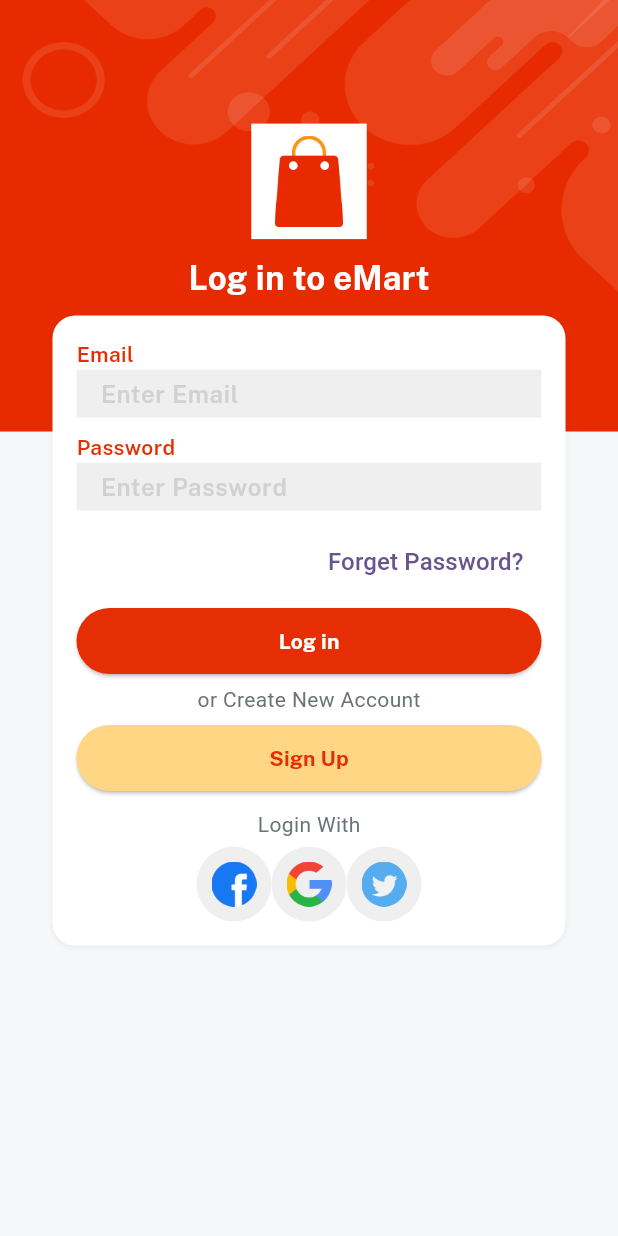
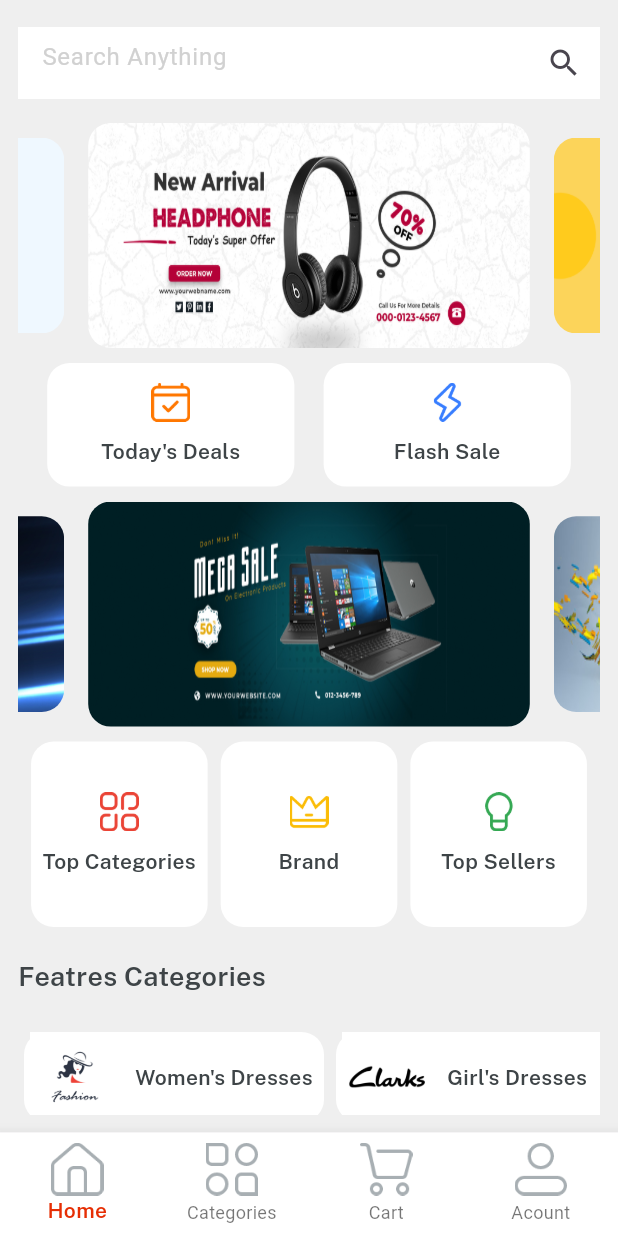
Before and after one commit to DipeshC1707/emart, a Flutter app: the screen it shows after launch, after a tap on "Log in", on a phone screen of 412 x 824 dp. Run offline on Flutter 3.47's test engine with Material 2 defaults, Android fonts, the phone set to English and light mode, and no system bars; drawn by our look-alikes of velocity_x; our stand-ins replace get.

Commit message:
second commit

```diff
--- a/lib/consts/lists.dart
+++ b/lib/consts/lists.dart
@@ -1,3 +1,41 @@
 import 'package:e_mart/consts/consts.dart';
 
 const socialIconList = [icFacebookLogo, icGoogleLogo, icTwitterLogo];
+
+const sliderlist = [imgSlider1, imgSlider2, imgSlider3, imgSlider4];
+
+const secsliderlist = [imgSs1, imgSs2, imgSs3, imgSs4];
+
+const featureImages = [
+  [imgS1, imgS2, imgS3],
+  [imgS4, imgS5, imgS6]
+];
+
+const featureHeadings = [
+  ["Women's Dresses", "Girl's Dresses", "Girl's Watches"],
+  ["Boy's Glasses", "Mobile Phones", "T-shirts"]
+];
+
+const categoryList = [
+  womenClothing,
+  menClothing,
+  compaccess,
+  automobile,
+  kidtoys,
+  sports,
+  jewellary,
+  cellphone,
+  furniture
+];
+
+const categoryImages = [
+  imgFc1,
+  imgFc8,
+  imgFc2,
+  imgFc3,
+  imgFc4,
+  imgFc5,
+  imgFc7,
+  imgFc6,
+  imgFc9,
+  ];
--- /dev/null
+++ b/lib/controllers/homecontroller.dart
@@ -0,0 +1,5 @@
+import 'package:get/get.dart';
+
+class HomeController extends GetxController {
+  var curnavindex = 0.obs;
+}
--- a/lib/main.dart
+++ b/lib/main.dart
@@ -15,6 +15,7 @@ class MyApp extends StatelessWidget {
   Widget build(BuildContext context) {
     return GetMaterialApp(
       title: 'Flutter Demo',
+      debugShowCheckedModeBanner: false,
       theme: ThemeData(
         // This is the theme of your application.
         //
--- a/lib/views/auth_sceen/LoginScreen.dart
+++ b/lib/views/auth_sceen/LoginScreen.dart
@@ -2,6 +2,7 @@ import 'package:e_mart/consts/colors.dart';
 import 'package:e_mart/consts/consts.dart';
 import 'package:e_mart/consts/lists.dart';
 import 'package:e_mart/views/auth_sceen/SignupScreen.dart';
+import 'package:e_mart/views/home_screen/Home.dart';
 import 'package:e_mart/widgets/bgwidget.dart';
 import 'package:e_mart/widgets/button.dart';
 import 'package:e_mart/widgets/textfield.dart';
@@ -12,13 +13,14 @@ import '../../widgets/applogowidget.dart';
 
 class LoginScreen extends StatelessWidget {
   const LoginScreen({super.key});
-  static const ok = "Log in";
 
   @override
   Widget build(BuildContext context) {
     return Scaffold(
       resizeToAvoidBottomInset: false,
-      body: bgWidget(
+      body: SingleChildScrollView(
+        physics: const BouncingScrollPhysics(),
+        child: bgWidget(
             child: Center(
                 child: Column(children: [
           (context.screenHeight * 0.1).heightBox,
@@ -40,10 +42,9 @@ class LoginScreen extends StatelessWidget {
                   color: redColor,
                   textcolor: whiteColor,
                   title: "Log in",
-                    onpress: () {})
-                .box
-                .width(context.screenWidth - 50)
-                .make(),
+                  onpress: () {
+                    Get.to(() => const Home());
+                  }).box.width(context.screenWidth - 50).make(),
               5.heightBox,
               "or Create New Account".text.color(fontGrey).make(),
               5.heightBox,
@@ -81,6 +82,7 @@ class LoginScreen extends StatelessWidget {
               .shadowSm
               .make(),
         ]))),
+      ),
     );
   }
 }
--- /dev/null
+++ b/lib/views/home_screen/Home.dart
@@ -0,0 +1,59 @@
+import 'package:e_mart/consts/consts.dart';
+import 'package:e_mart/controllers/homecontroller.dart';
+import 'package:e_mart/views/cart_screen/Cartscreen.dart';
+import 'package:e_mart/views/category_screen/Categoryscreen.dart';
+import 'package:e_mart/views/home_screen/Homescreen.dart';
+import 'package:e_mart/views/profile_screen/Profilescreen.dart';
+import 'package:flutter/foundation.dart';
+import 'package:flutter/material.dart';
+import 'package:get/get.dart';
+
+class Home extends StatelessWidget {
+  const Home({super.key});
+
+  @override
+  Widget build(BuildContext context) {
+    var controller = Get.put(HomeController());
+
+    var navbarItem = [
+      BottomNavigationBarItem(
+          icon: Image.asset(icHome, width: 35), label: "Home"),
+      BottomNavigationBarItem(
+          icon: Image.asset(icCategories, width: 35), label: "Categories"),
+      BottomNavigationBarItem(
+          icon: Image.asset(icCart, width: 35), label: "Cart"),
+      BottomNavigationBarItem(
+          icon: Image.asset(icProfile, width: 35), label: "Acount"),
+    ];
+
+    var navbody = [
+      const HomeScreen(),
+      const CategoryScreen(),
+      const CartScreen(),
+      const ProfileScreen(),
+    ];
+
+    return Scaffold(
+      body: Column(
+        children: [
+          Obx(() => (Expanded(
+                child: navbody.elementAt(controller.curnavindex.value),
+              ))),
+        ],
+      ),
+      bottomNavigationBar: Obx(
+        () => BottomNavigationBar(
+          currentIndex: controller.curnavindex.value,
+          items: navbarItem,
+          selectedItemColor: redColor,
+          selectedLabelStyle: const TextStyle(
+            fontFamily: semibold,
+          ),
+          type: BottomNavigationBarType.fixed,
+          backgroundColor: whiteColor,
+          onTap: ((value) => {controller.curnavindex.value = value}),
+        ),
+      ),
+    );
+  }
+}
--- /dev/null
+++ b/lib/views/home_screen/Homescreen.dart
@@ -0,0 +1,229 @@
+import 'package:e_mart/consts/colors.dart';
+import 'package:e_mart/consts/consts.dart';
+import 'package:e_mart/consts/lists.dart';
+import 'package:e_mart/widgets/featured_button.dart';
+import 'package:e_mart/widgets/home_button.dart';
+import 'package:flutter/material.dart';
+
+class HomeScreen extends StatelessWidget {
+  const HomeScreen({super.key});
+
+  @override
+  Widget build(BuildContext context) {
+    return Container(
+      padding: const EdgeInsets.all(12),
+      color: lightGrey,
+      width: context.screenWidth,
+      height: context.screenHeight,
+      child: SafeArea(
+          child: Column(
+        children: [
+          Container(
+            alignment: Alignment.center,
+            height: 60,
+            color: lightGrey,
+            child: TextFormField(
+              decoration: const InputDecoration(
+                  border: InputBorder.none,
+                  suffixIcon: Icon(Icons.search),
+                  filled: true,
+                  fillColor: whiteColor,
+                  hintText: "Search Anything",
+                  hintStyle: TextStyle(color: textfieldGrey)),
+            ),
+          ),
+          10.heightBox,
+          Expanded(
+            child: SingleChildScrollView(
+              physics: const BouncingScrollPhysics(),
+              child: Column(children: [
+                VxSwiper.builder(
+                  aspectRatio: 16 / 9,
+                  autoPlay: true,
+                  height: 150,
+                  enlargeCenterPage: true,
+                  itemCount: sliderlist.length,
+                  itemBuilder: (context, index) {
+                    return Image.asset(sliderlist[index], fit: BoxFit.fill)
+                        .box
+                        .rounded
+                        .clip(Clip.antiAlias)
+                        .margin(const EdgeInsets.symmetric(horizontal: 8))
+                        .make();
+                  },
+                ),
+                10.heightBox,
+                Row(
+                  mainAxisAlignment: MainAxisAlignment.spaceEvenly,
+                  children: List.generate(
+                      2,
+                      (index) => HomeButton(
+                            icon: index == 0 ? icTodaysDeal : icFlashDeal,
+                            width: context.screenWidth / 2.5,
+                            height: context.screenHeight * 0.1,
+                            title: index == 0 ? "Today's Deals" : "Flash Sale",
+                          )),
+                ),
+                10.heightBox,
+                VxSwiper.builder(
+                  aspectRatio: 16 / 9,
+                  autoPlay: true,
+                  height: 150,
+                  enlargeCenterPage: true,
+                  itemCount: secsliderlist.length,
+                  itemBuilder: (context, index) {
+                    return Image.asset(secsliderlist[index], fit: BoxFit.fill)
+                        .box
+                        .rounded
+                        .clip(Clip.antiAlias)
+                        .margin(const EdgeInsets.symmetric(horizontal: 8))
+                        .make();
+                  },
+                ),
+                10.heightBox,
+                Row(
+                  mainAxisAlignment: MainAxisAlignment.spaceEvenly,
+                  children: List.generate(
+                      3,
+                      (index) => HomeButton(
+                            icon: index == 0
+                                ? icTopCategories
+                                : index == 2
+                                    ? icBrands
+                                    : icTopSeller,
+                            width: context.screenWidth / 3.5,
+                            height: context.screenHeight * 0.15,
+                            title: index == 0
+                                ? "Top Categories"
+                                : index == 1
+                                    ? "Brand"
+                                    : "Top Sellers",
+                          )),
+                ),
+                20.heightBox,
+                Align(
+                    alignment: Alignment.centerLeft,
+                    child: "Featres Categories"
+                        .text
+                        .color(darkFontGrey)
+                        .size(18)
+                        .fontFamily(semibold)
+                        .make()),
+                20.heightBox,
+                SingleChildScrollView(
+                  scrollDirection: Axis.horizontal,
+                  child: Column(children: [
+                    Row(
+                      children: List.generate(
+                          3,
+                          (j) => FeaturedButton(
+                              icon: featureImages[0][j],
+                              title: featureHeadings[0][j])),
+                    ),
+                    Row(
+                      children: List.generate(
+                          3,
+                          (j) => FeaturedButton(
+                              icon: featureImages[1][j],
+                              title: featureHeadings[1][j])),
+                    ),
+                  ]),
+                ),
+                20.heightBox,
+                Container(
+                  padding: const EdgeInsets.all(12),
+                  width: double.infinity,
+                  decoration: const BoxDecoration(color: redColor),
+                  child: Column(children: [
+                    "Featured Products"
+                        .text
+                        .white
+                        .fontFamily(bold)
+                        .size(18)
+                        .make(),
+                    10.heightBox,
+                    SingleChildScrollView(
+                      scrollDirection: Axis.horizontal,
+                      child: Row(
+                        children: List.generate(
+                            6,
+                            (index) => Column(
+                                  children: [
+                                    Image.asset(
+                                      imgP1,
+                                      width: 150,
+                                      fit: BoxFit.cover,
+                                    ),
+                                    10.heightBox,
+                                    "Laptop 4GB/64GB"
+                                        .text
+                                        .color(darkFontGrey)
+                                        .fontFamily(semibold)
+                                        .make(),
+                                    10.heightBox,
+                                    "44,999 ₹"
+                                        .text
+                                        .color(redColor)
+                                        .fontFamily(semibold)
+                                        .make()
+                                  ],
+                                )
+                                    .box
+                                    .white
+                                    .rounded
+                                    .margin(const EdgeInsets.symmetric(
+                                        horizontal: 10))
+                                    .padding(const EdgeInsets.all(8))
+                                    .make()),
+                      ),
+                    )
+                  ]),
+                ),
+                25.heightBox,
+                GridView.builder(
+                  physics: const NeverScrollableScrollPhysics(),
+                  shrinkWrap: true,
+                  itemCount: 6,
+                  gridDelegate: const SliverGridDelegateWithFixedCrossAxisCount(
+                      crossAxisCount: 2,
+                      mainAxisSpacing: 10,
+                      crossAxisSpacing: 10,
+                      mainAxisExtent: 250),
+                  itemBuilder: (context, index) {
+                    return Column(
+                      crossAxisAlignment: CrossAxisAlignment.center,
+                      children: [
+                        Image.asset(
+                          imgP5,
+                          width: 150,
+                          fit: BoxFit.cover,
+                        ),
+                        const Spacer(),
+                        "Laptop 4GB/64GB"
+                            .text
+                            .color(darkFontGrey)
+                            .fontFamily(semibold)
+                            .make(),
+                        10.heightBox,
+                        "44,999 ₹"
+                            .text
+                            .color(redColor)
+                            .fontFamily(semibold)
+                            .make()
+                      ],
+                    )
+                        .box
+                        .white
+                        .rounded
+                        .padding(const EdgeInsets.all(8))
+                        .make();
+                  },
+                )
+              ]),
+            ),
+          ),
+        ],
+      )),
+    );
+  }
+}
--- a/lib/widgets/bgwidget.dart
+++ b/lib/widgets/bgwidget.dart
@@ -5,6 +5,6 @@ Widget bgWidget({Widget? child}) {
   return Container(
     decoration: const BoxDecoration(
         image: DecorationImage(image: AssetImage(imgBackground),fit: BoxFit.fill)),
-    child: child,
+        child: child,
   );
 }
--- /dev/null
+++ b/lib/widgets/featured_button.dart
@@ -0,0 +1,12 @@
+import 'package:e_mart/consts/consts.dart';
+import 'package:flutter/material.dart';
+
+Widget FeaturedButton({String?title,icon}) {
+  return Row(
+    children: [
+      Image.asset(icon,width: 60,fit:BoxFit.fill),
+      10.widthBox,
+      title!.text.fontFamily(semibold).color(darkFontGrey).make(),
+    ],
+  ).box.white.rounded.width(200).padding(const EdgeInsets.symmetric(horizontal: 4)).margin(const EdgeInsets.all(4)).make();
+}
--- /dev/null
+++ b/lib/widgets/home_button.dart
@@ -0,0 +1,13 @@
+import 'package:e_mart/consts/consts.dart';
+import 'package:flutter/material.dart';
+
+Widget HomeButton({icon, width, height, String? title, onpress}) {
+  return Column(
+    mainAxisAlignment: MainAxisAlignment.center,
+    children: [
+      Image.asset(icon, width: 26),
+      10.heightBox,
+      title!.text.center.fontFamily(semibold).color(darkFontGrey).make(),
+    ],
+  ).box.rounded.white.size(width, height).make();
+}
```
Also changed, not shown: lib/consts/consts.dart (+10 -0 lines), lib/views/auth_sceen/SignupScreen.dart (+21 -10 lines), lib/views/cart_screen/Cartscreen.dart (added, +10 -0 lines), lib/views/category_screen/CategoryDetails.dart (added, +38 -0 lines), lib/views/category_screen/Categoryscreen.dart (added, +61 -0 lines), lib/views/profile_screen/Profilescreen.dart (added, +10 -0 lines). Lines whose indentation alone changed are shown as unchanged.
